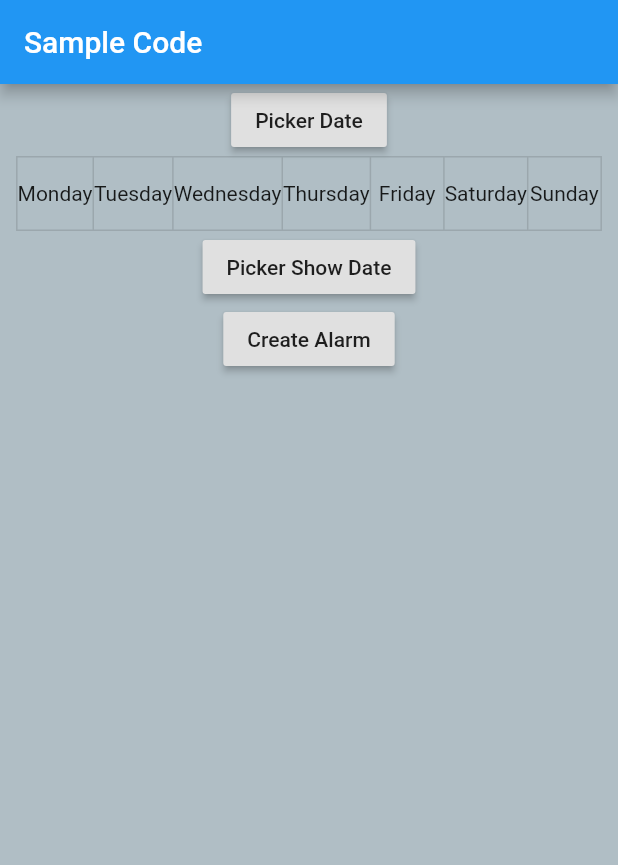
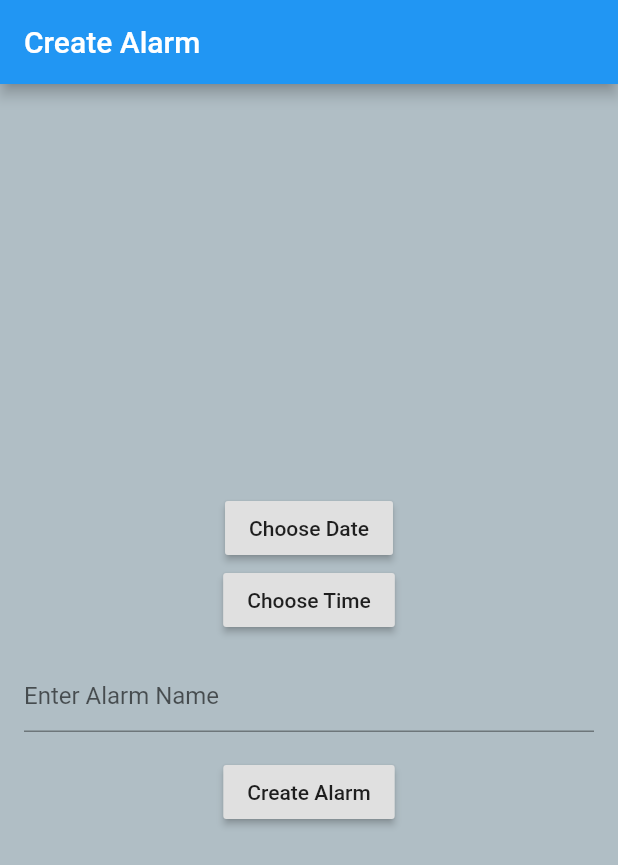
Before and after one commit to EdwardGuaman/BetterSleepApp, a Flutter app: the MyStatefulWidget screen opened directly, after a tap on "Create Alarm", on a phone screen of 412 x 824 dp. Shown: the top 865 px of the screen. Run offline on Flutter 3.47's test engine with Material 2 defaults, Android fonts, the phone set to English and light mode, and no system bars; missing offline and left inert: android_alarm_manager, flutter_ringtone_player; statements that could not run were skipped.

Commit message:
Final update.

```diff
--- a/lib/CreateNewAlarmPage.dart
+++ b/lib/CreateNewAlarmPage.dart
@@ -1,38 +1,100 @@
+import 'dart:convert';
+import 'dart:io';
+import 'dart:isolate';
+import 'dart:math';
+import 'dart:ui';
+
+import 'package:android_alarm_manager/android_alarm_manager.dart';
+import 'package:flutter/cupertino.dart';
 import 'package:flutter/material.dart';
+import 'package:flutter_ringtone_player/flutter_ringtone_player.dart';
+import 'package:path_provider/path_provider.dart';
+
+import 'MainAlarmPage.dart';
+import 'main.dart';
 
 class NewAlarm extends StatelessWidget {
+  final List<Alarm> _alarms;
 
+  NewAlarm(this._alarms);
 
   @override
   Widget build(BuildContext context) {
     return MaterialApp(
-      home: MyStatefulWidget(),
+      home: MyStatefulWidget(alarms: _alarms),
     );
   }
 }
 
 class MyStatefulWidget extends StatefulWidget {
-  MyStatefulWidget({Key key}) : super(key: key);
+  final List<Alarm> alarms;
+
+  MyStatefulWidget({Key key, this.alarms}) : super(key: key);
 
   @override
   _MyStatefulWidgetState createState() => _MyStatefulWidgetState();
 }
 
 class _MyStatefulWidgetState extends State<MyStatefulWidget> {
+  void initState() {
+    super.initState();
+    AndroidAlarmManager.initialize();
+
+    // Register for events from the background isolate. These messages will
+    // always coincide with an alarm firing.
+    port.listen((_) async => print("Alarm?"));
+  }
+
+  static SendPort uiSendPort;
+
+  // The callback for our alarm
+  static Future<void> callback() async {
+    print('Alarm fired!');
+    FlutterRingtonePlayer.play(
+        android: AndroidSounds.alarm,
+        ios: IosSounds.alarm,
+        looping: true,
+        volume: .5,
+        asAlarm: true);
+    sleep(new Duration(seconds: 10));
+    FlutterRingtonePlayer.stop();
+    // Get the previous cached count and increment it.
+
+    // This will be null if we're running in the background.
+    uiSendPort ??= IsolateNameServer.lookupPortByName(isolateName);
+    uiSendPort?.send(null);
+  }
+
   DateTime finalAlarm;
-  List<bool> isSelected = List.filled(7, false);
+
+  final myController = TextEditingController();
+
+  @override
+  void dispose() {
+    // Clean up the controller when the widget is disposed.
+    myController.dispose();
+    super.dispose();
+  }
+
+  _write(String text) async {
+    final Directory directory = await getApplicationDocumentsDirectory();
+    final File file = File('${directory.path}/Alarms.txt');
+    await file.writeAsString(text);
+  }
 
   @override
   Widget build(BuildContext context) {
     return Scaffold(
       appBar: AppBar(
-        title: const Text('Sample Code'),
+        title: const Text('Create Alarm'),
       ),
       body: Center(
         child: Column(
+          crossAxisAlignment: CrossAxisAlignment.center,
+          mainAxisAlignment: MainAxisAlignment.center,
           children: <Widget>[
             RaisedButton(
-              child: Text('Picker Date'),
+              child: Text('Choose Date'),
               onPressed: () {
                 Future<DateTime> selectedDate = showDatePicker(
                   context: context,
@@ -48,25 +110,8 @@ class _MyStatefulWidgetState extends State<MyStatefulWidget> {
                 });
               },
             ),
-            ToggleButtons(
-              children: <Widget>[
-                Text("Monday"),
-                Text("Tuesday"),
-                Text("Wednesday"),
-                Text("Thursday"),
-                Text("Friday"),
-                Text("Saturday"),
-                Text("Sunday"),
-              ],
-              onPressed: (int index) {
-                setState(() {
-                  isSelected[index] = !isSelected[index];
-                });
-              },
-              isSelected: isSelected,
-            ),
             RaisedButton(
-              child: Text('Picker Show Date'),
+              child: Text('Choose Time'),
               onPressed: () {
 //                TODO save to file on completion of everything(?)
                 Future<TimeOfDay> selectedTime = showTimePicker(
@@ -100,7 +145,28 @@ class _MyStatefulWidgetState extends State<MyStatefulWidget> {
                 });
               },
             ),
-            RaisedButton(child: Text("Create Alarm"), onPressed: () {})
+            Padding(
+              padding: const EdgeInsets.all(16.0),
+              child: TextFormField(
+                decoration: const InputDecoration(
+                  hintText: "Enter Alarm Name",
+                ),
+                controller: myController,
+              ),
+            ),
+            RaisedButton(
+                child: Text("Create Alarm"),
+                onPressed: () async {
+                  List<Alarm> tempAlarmList = widget.alarms;
+                  Alarm tempAlarm = new Alarm(false, myController.text,
+                      finalAlarm, Random().nextInt(pow(2, 31)));
+                  tempAlarmList.add(tempAlarm);
+                  AndroidAlarmManager.oneShotAt(
+                      tempAlarm.alarmTime, tempAlarm.id, callback);
+                  await _write(jsonEncode(tempAlarmList));
+                  Navigator.push(context,
+                      MaterialPageRoute(builder: (context) => MyHomePage()));
+                })
           ],
         ),
       ),
--- a/lib/MainAlarmPage.dart
+++ b/lib/MainAlarmPage.dart
@@ -1,116 +1,53 @@
-import 'dart:convert';
-import 'dart:io';
-
+import 'package:android_alarm_manager/android_alarm_manager.dart';
 import 'package:flutter/material.dart';
-import 'package:path_provider/path_provider.dart';
 
 import 'CreateNewAlarmPage.dart';
 
 class AlarmPage extends StatelessWidget {
-//  code to read from file needs to be moved
+  final List<Alarm> _alarms;
+
+  AlarmPage(this._alarms);
+
+  //  code to read from file needs to be moved
   @override
   Widget build(BuildContext context) {
     return MaterialApp(
-      home: MyStatefulWidget(),
+      home: MyStatefulWidget(alarms: _alarms),
     );
   }
 }
 
-//class AlarmStorage {
-//  Future<String> get _localPath async {
-//    final directory = await getApplicationDocumentsDirectory();
-//
-//    return directory.path;
-//  }
-//
-//  Future<File> get _localFile async {
-//    final path = await _localPath;
-//    return File('$path/Alarms.txt');
-//  }
-//
-//  Future<String> readFile() async {
-//    try {
-//      final file = await _localFile;
-//
-//      // Read the file.
-//      return await file.readAsString();
-//    } catch (e) {
-//      // If encountering an error, return 0.
-//      return "Error";
-//    }
-//  }
-//  Future<File> writeFile(String asj) async {
-//    final file = await _localFile;
-//
-//    // Write the file
-//    return file.writeAsString('$asj');
-//  }
-//}
-
-/**  alarm need to think about adding the capability for recurring alarms(List of booleans)
- *  Also need to complete the implementation of the ability to save alarms list to memory(Save as JSON)
- *
- *  readd {} around construct later(?)
- */
 class Alarm {
-  Alarm(this.isExpanded, this.alarmName, this.alarmTime);
+  Alarm(this.isExpanded, this.alarmName, this.alarmTime, this.id);
 
   bool isExpanded;
   String alarmName;
   DateTime alarmTime;
+  int id;
 
   Map toJson() =>
       {
         'isExpanded': isExpanded,
         'alarmName': alarmName,
         'alarmTime': alarmTime.toString(),
+        'id': id,
       };
-
-//  Alarm.fromJson(dynamic json)
-//  : isExpanded = json['isExpanded'],
-//  alarmName = json['alarmName'],
-//  alarmTime = DateTime.parse(json['alarmTime']);
 
   factory Alarm.fromJson(dynamic json) {
     return Alarm(json['isExpanded'] == 'true', json['alarmName'] as String,
-        DateTime.parse(json['alarmTime']));
+        DateTime.parse(json['alarmTime']), json['id'] as int);
   }
 }
 
+class MyStatefulWidget extends StatefulWidget {
+  final List<Alarm> alarms;
 
-class MyStatefulWidget extends StatefulWidget {
-  MyStatefulWidget({Key key}) : super(key: key);
-
+  MyStatefulWidget({Key key, @required this.alarms}) : super(key: key);
   @override
   _MyStatefulWidgetState createState() => _MyStatefulWidgetState();
 }
 
 class _MyStatefulWidgetState extends State<MyStatefulWidget> {
-
-  _read() async {
-    final Directory directory = await getApplicationDocumentsDirectory();
-    final File file = File('${directory.path}/Alarms.txt');
-    print(file.readAsStringSync());
-    var x = jsonDecode(file.readAsStringSync())['Alarm'] as List;
-    List<Alarm> s = x.map((e) => Alarm.fromJson(e)).toList();
-    return s;
-  }
-
-//  TODO load alarm list from file
-//    using "then" make case for when there are no alarms
-//  static String _alarmListInJson = _read();
-//  static var alarmObjsJson = jsonDecode(_alarmListInJson)['Alarm'] as List;
-//  static List<Alarm> _alarms =
-//      alarmObjsJson.map((alarmJson) => Alarm.fromJson(json)).toList();
-  List<Alarm> _alarms;
-
-  @override
-  void initState() {
-    // TODO: implement initState
-    super.initState();
-    print(_read().toString());
-  }
-
   @override
   Widget build(BuildContext context) {
 //    TODO add ability to delete alarm
@@ -123,16 +60,26 @@ class _MyStatefulWidgetState extends State<MyStatefulWidget> {
               ExpansionPanelList(
                 expansionCallback: (int index, bool isExpanded) {
                   setState(() {
-                    _alarms[index].isExpanded = !_alarms[index].isExpanded;
+                    widget.alarms[index].isExpanded =
+                    !widget.alarms[index].isExpanded;
                   });
                 },
-                children: _alarms.map((Alarm alarm) {
+                children: widget.alarms.map((Alarm alarm) {
                   return ExpansionPanel(
                       headerBuilder: (BuildContext context, bool isExpanded) {
                         return Text(alarm.alarmName);
                       },
                       isExpanded: alarm.isExpanded,
-                      body: Container(child: Text(alarm.alarmTime.toString())));
+                      body: ListTile(
+                        title: Text(alarm.alarmTime.toString()),
+                        onLongPress: () {
+                          setState(() {
+                            widget.alarms.removeWhere(
+                                    (currentItem) => alarm == currentItem);
+                            AndroidAlarmManager.cancel(alarm.id);
+                          });
+                        },
+                      ));
                 }).toList(),
               )
             ],
@@ -147,9 +94,9 @@ class _MyStatefulWidgetState extends State<MyStatefulWidget> {
               onPressed: () {
                 Navigator.push(
                   context,
-                  MaterialPageRoute(builder: (context) => NewAlarm()),
+                  MaterialPageRoute(
+                      builder: (context) => NewAlarm(widget.alarms)),
                 );
-                print(Text("button pressed test"));
               },
               child: Icon(Icons.add_circle_outline),
               backgroundColor: Colors.green,
```
Also changed, not shown: lib/MainSleepPage.dart (+60 -37 lines), lib/main.dart (+22 -44 lines), pubspec.yaml (+8 -0 lines), assets/clock.jpg (added), pubspec.lock, 17 other files.
